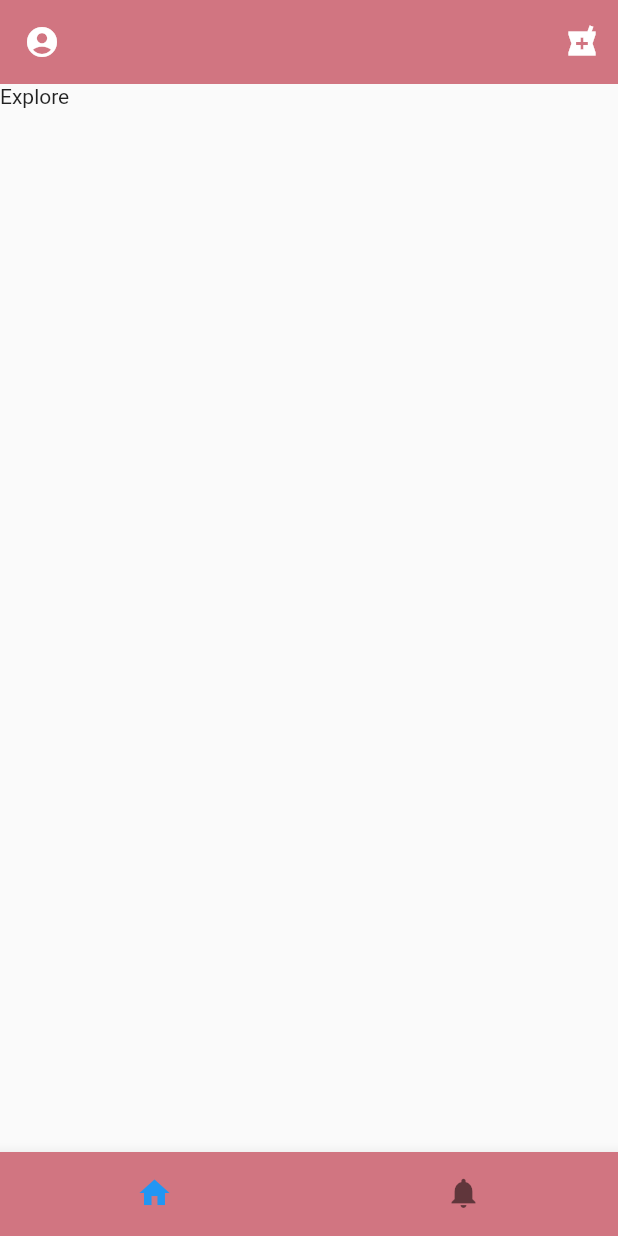
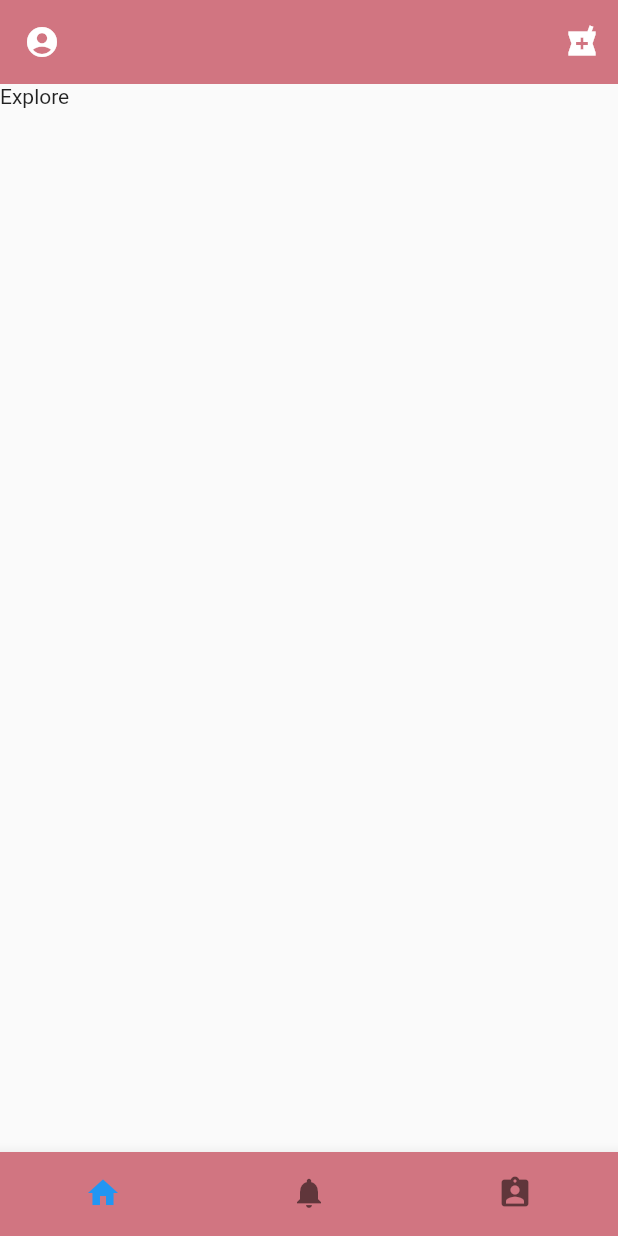
Before and after one commit to Kaleab-git/Medanit, a Flutter app: the screen it shows after launch, on a phone screen of 412 x 824 dp. Run offline on Flutter 3.47's test engine with Material 2 defaults, Android fonts, the light colour scheme and no system bars; our stand-ins replace equatable, roundcheckbox.

Commit message:
doctor page

```diff
--- /dev/null
+++ b/medanit_frontend/lib/doctor/doctor_profile.dart
@@ -0,0 +1,18 @@
+import 'package:flutter/material.dart';
+
+class Doctor extends StatefulWidget {
+  const Doctor({Key? key}) : super(key: key);
+
+  @override
+  DoctorState createState() => DoctorState();
+}
+
+class DoctorState extends State<Doctor> {
+  @override
+  Widget build(BuildContext context) {
+    return Scaffold(
+        body: Container(
+      child: Text("Doctor"),
+    ));
+  }
+}
--- a/medanit_frontend/lib/tabroute.dart
+++ b/medanit_frontend/lib/tabroute.dart
@@ -2,6 +2,7 @@ import 'package:flutter/material.dart';
 //routes
 import './Notifications/notifications.dart';
 import './Explore/explore.dart';
+import './doctor/doctor_profile.dart';
 
 class TabRoute extends StatefulWidget {
   static const routeName = "tab";
@@ -29,10 +30,10 @@ class _TabState extends State<TabRoute> {
         'page': Notifications(),
         'title': 'Notifications',
       },
-      // {
-      //   'page': Notifications(),
-      //   'title': 'Notifications',
-      // },
+      {
+        'page': Doctor(),
+        'title': 'Doctors',
+      },
       // {
       //   'page': Notifications(),
       //   'title': 'Notifications',
@@ -91,12 +92,19 @@ class _TabState extends State<TabRoute> {
           //   ),
           //   label: "Add",
           // ),
+
           BottomNavigationBarItem(
             icon: Icon(
               Icons.notifications,
             ),
             label: "Notifications",
           ),
+          BottomNavigationBarItem(
+            icon: Icon(
+              Icons.assignment_ind_rounded,
+            ),
+            label: "Doctor",
+          ),
         ],
       ),
     );
```
Also changed, not shown: medanit_frontend/lib/Notifications/notifications.dart (+4 -5 lines), medanit_frontend/pubspec.lock.
